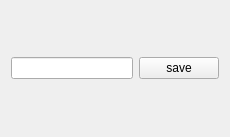
First picture: the form in animationimporter/animatorWidget.ui, repository scottpetrovic/animator-video-reference, before the edit.
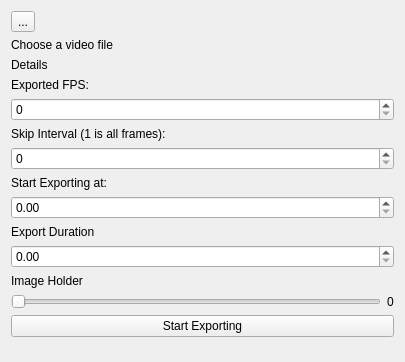
Second picture: the form after the edit.

Commit message: move interface elements to UI file and clean up python

The edit to the form file:
```diff
--- a/animationimporter/animatorWidget.ui
+++ b/animationimporter/animatorWidget.ui
@@ -6,20 +6,119 @@
    <rect>
     <x>0</x>
     <y>0</y>
-    <width>230</width>
-    <height>137</height>
+    <width>405</width>
+    <height>362</height>
    </rect>
   </property>
-  <layout class="QGridLayout" name="gridLayout">
-   <item row="0" column="1">
-    <widget class="QPushButton" name="pushButtonSave">
+  <property name="windowTitle">
+   <string>Import Video for Animation Reference</string>
+  </property>
+  <layout class="QVBoxLayout" name="verticalLayout">
+   <item>
+    <widget class="QToolButton" name="filePickerButton">
      <property name="text">
-      <string>save</string>
+      <string>...</string>
      </property>
     </widget>
    </item>
-   <item row="0" column="0">
-    <widget class="QLineEdit" name="lineEdit"/>
+   <item>
+    <widget class="QLabel" name="fileLocationLabel">
+     <property name="text">
+      <string>Choose a video file</string>
+     </property>
+    </widget>
+   </item>
+   <item>
+    <widget class="QLabel" name="fileLoadedDetails">
+     <property name="text">
+      <string>Details</string>
+     </property>
+    </widget>
+   </item>
+   <item>
+    <widget class="QLabel" name="fpsLabel">
+     <property name="text">
+      <string>Exported FPS:</string>
+     </property>
+    </widget>
+   </item>
+   <item>
+    <widget class="QSpinBox" name="fpsSpinbox"/>
+   </item>
+   <item>
+    <widget class="QLabel" name="frameSkipLabel">
+     <property name="text">
+      <string>Skip Interval (1 is all frames):</string>
+     </property>
+    </widget>
+   </item>
+   <item>
+    <widget class="QSpinBox" name="frameSkipSpinbox"/>
+   </item>
+   <item>
+    <widget class="QLabel" name="startExportingAtXSecondsLabel">
+     <property name="text">
+      <string>Start Exporting at: </string>
+     </property>
+    </widget>
+   </item>
+   <item>
+    <widget class="QDoubleSpinBox" name="startExportingAtSpinbox"/>
+   </item>
+   <item>
+    <widget class="QLabel" name="label">
+     <property name="text">
+      <string>Export Duration</string>
+     </property>
+    </widget>
+   </item>
+   <item>
+    <widget class="QDoubleSpinBox" name="exportDurationSpinbox"/>
+   </item>
+   <item>
+    <widget class="QLabel" name="thumbnailImageHolder">
+     <property name="text">
+      <string>Image Holder</string>
+     </property>
+    </widget>
+   </item>
+   <item>
+    <layout class="QHBoxLayout" name="horizontalLayout_2">
+     <item>
+      <widget class="QSlider" name="videoPreviewScrubber">
+       <property name="orientation">
+        <enum>Qt::Horizontal</enum>
+       </property>
+      </widget>
+     </item>
+     <item>
+      <widget class="QLabel" name="videoSliderValueLabel">
+       <property name="text">
+        <string>0</string>
+       </property>
+      </widget>
+     </item>
+    </layout>
+   </item>
+   <item>
+    <widget class="QPushButton" name="startButton">
+     <property name="text">
+      <string>Start Exporting</string>
+     </property>
+    </widget>
+   </item>
+   <item>
+    <spacer name="verticalSpacer">
+     <property name="orientation">
+      <enum>Qt::Vertical</enum>
+     </property>
+     <property name="sizeHint" stdset="0">
+      <size>
+       <width>20</width>
+       <height>40</height>
+      </size>
+     </property>
+    </spacer>
    </item>
   </layout>
  </widget>
```
The commit also changes 1 other file.
